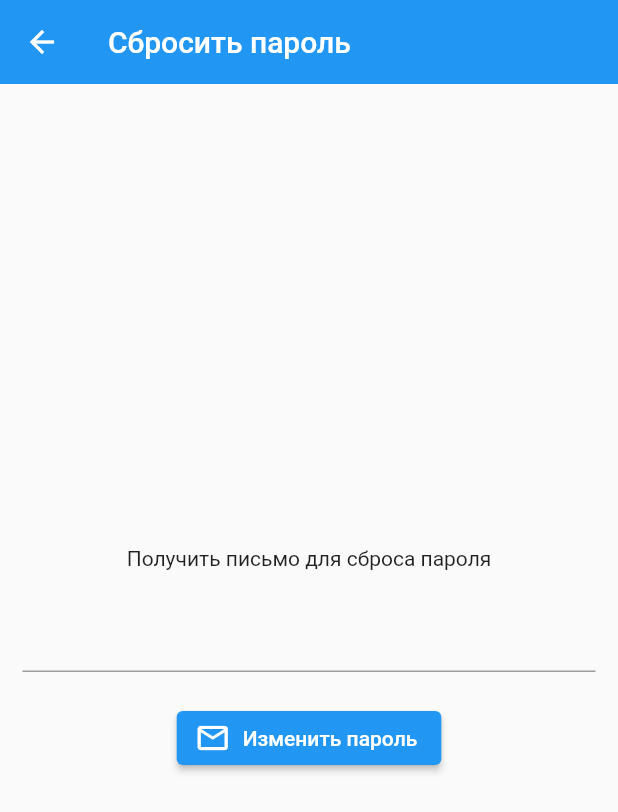
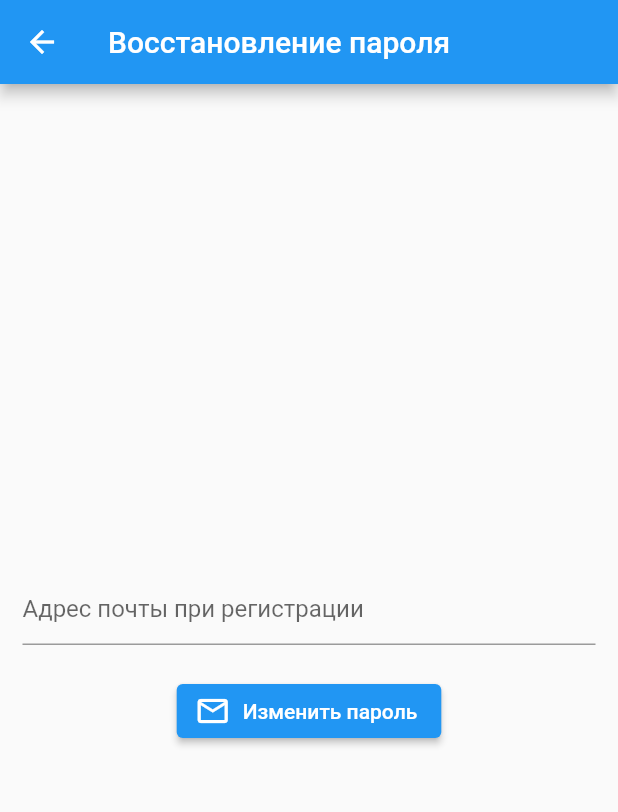
Before and after one commit to ulenson/base, a Flutter app: the ForgotPass screen opened by its route, on a phone screen of 412 x 824 dp. Shown: the top 812 px of the screen. Run offline on Flutter 3.47's test engine with Material 2 defaults, Android fonts, the phone set to English and light mode, and no system bars; our stand-ins replace cloud_firestore, email_validator, firebase_auth, firebase_core, firebase_database; accounts and stored records are empty.

Commit message:
reset done (без окна смены пароля, просто через письмо и ссылку) русский текст

```diff
--- a/lib/screens/forgot_password_screen.dart
+++ b/lib/screens/forgot_password_screen.dart
@@ -25,8 +25,7 @@ class _ForgotPassState extends State<ForgotPass> {
   Widget build(BuildContext context) {
     return Scaffold(
       appBar: AppBar(
-        elevation: 0,
-        title: Text('Сбросить пароль'),
+        title: Text('Восстановление пароля'),
       ),
       body: Padding(
         padding: EdgeInsets.all(15),
@@ -35,9 +34,11 @@ class _ForgotPassState extends State<ForgotPass> {
           child: Column(
             mainAxisAlignment: MainAxisAlignment.center,
             children: [
-              Text('Получить письмо для сброса пароля'),
-              SizedBox(height: 20),
+              // Text('Получить письмо для сброса пароля'),
+
               TextFormField(
+                decoration: const InputDecoration(
+                    hintText: 'Адрес почты при регистрации '),
                 controller: _emailController,
               ),
               const SizedBox(height: 20),
--- a/lib/service/fire_base_helper.dart
+++ b/lib/service/fire_base_helper.dart
@@ -73,4 +73,7 @@ static Future<void> logout
 {await FirebaseAuth.instance.signOut();
 
 }
+
+
+
 }
```
Also changed, not shown: lib/screens/login_screen.dart (+18 -7 lines), lib/screens/sign_up_screen.dart (+23 -9 lines).
